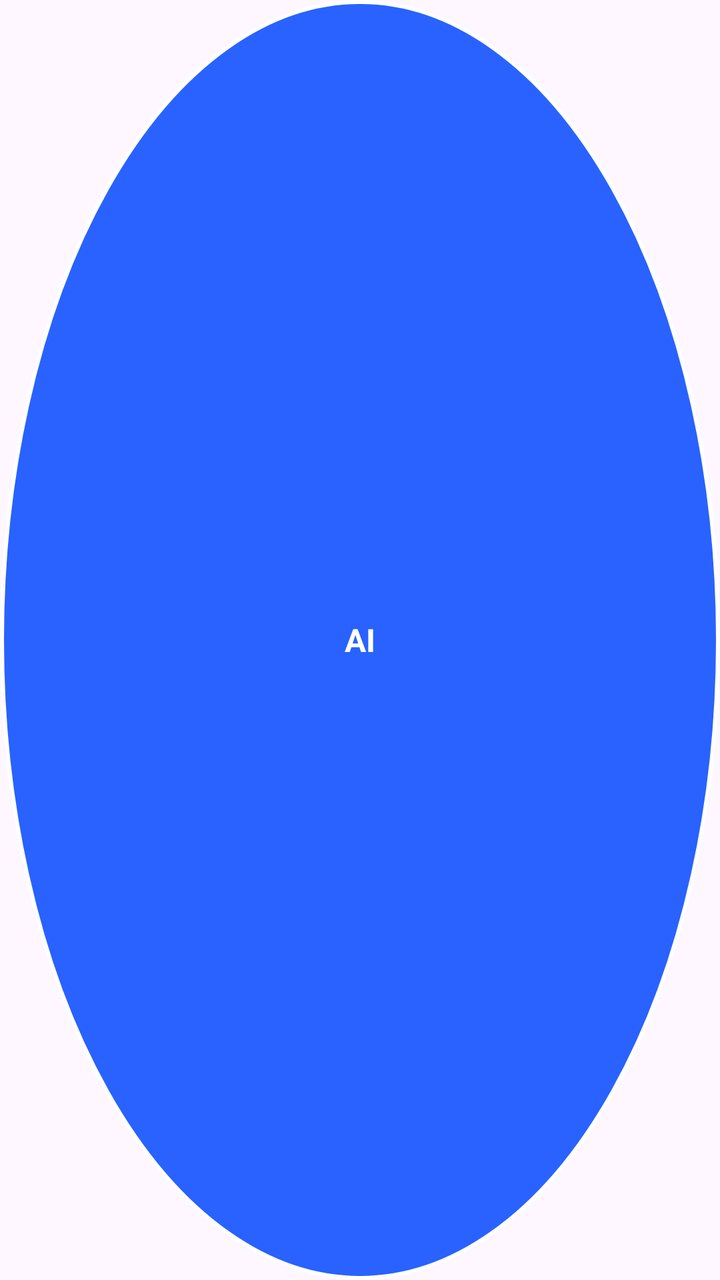
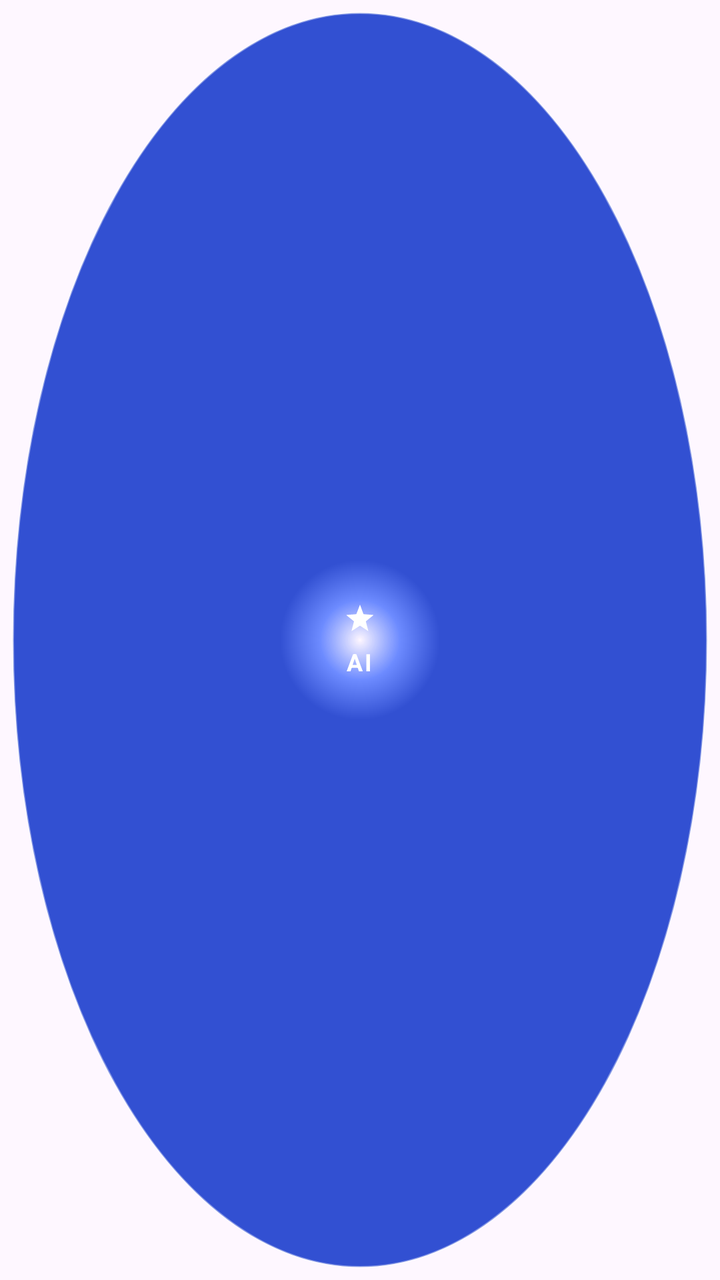

Screens rendered from an Android XML layout before and after an edit, with the pre-edit source and the edit as a unified diff.
<!-- AndroidManifest.xml: application theme Theme.AIAPP -->
<!-- res/layout/view_floating_bubble.xml -->
<?xml version="1.0" encoding="utf-8"?>
<FrameLayout xmlns:android="http://schemas.android.com/apk/res/android"
    android:layout_width="56dp"
    android:layout_height="56dp"
    android:background="@drawable/bg_floating_bubble"
    android:padding="8dp">

    <TextView
        android:id="@+id/text_label"
        android:layout_width="match_parent"
        android:layout_height="match_parent"
        android:gravity="center"
        android:text="AI"
        android:textColor="@android:color/white"
        android:textSize="16sp"
        android:textStyle="bold" />

</FrameLayout>
<!-- resources referenced by this layout -->
<resources>
  <!-- drawable bg_floating_bubble (drawable) -->
  <?xml version="1.0" encoding="utf-8"?>
  <shape xmlns:android="http://schemas.android.com/apk/res/android"
      android:shape="oval">
      <size
          android:width="56dp"
          android:height="56dp" />
      <solid android:color="#2962FF" />
      <stroke
          android:width="2dp"
          android:color="#FFFFFFFF" />
  </shape>
  <style name="Theme.AIAPP" parent="Theme.Material3.Light.NoActionBar">
          <item name="colorPrimary">@color/purple_500</item>
          <item name="colorSecondary">@color/teal_700</item>
          <item name="android:statusBarColor">@color/purple_700</item>
      </style>
  <color name="purple_500">#FF6200EE</color>
  <color name="teal_700">#FF018786</color>
  <color name="purple_700">#FF3700B3</color>
</resources>

<!-- the commit's change to res/layout/view_floating_bubble.xml (unified diff, before → after) -->
@@ -1,18 +1,44 @@
 <?xml version="1.0" encoding="utf-8"?>
 <FrameLayout xmlns:android="http://schemas.android.com/apk/res/android"
-    android:layout_width="56dp"
-    android:layout_height="56dp"
-    android:background="@drawable/bg_floating_bubble"
-    android:padding="8dp">
+    xmlns:app="http://schemas.android.com/apk/res-auto"
+    android:layout_width="68dp"
+    android:layout_height="68dp"
+    android:padding="6dp">
 
-    <TextView
-        android:id="@+id/text_label"
+    <ImageView
+        android:id="@+id/view_glow"
         android:layout_width="match_parent"
         android:layout_height="match_parent"
+        android:alpha="0.7"
+        android:src="@drawable/bubble_glow"
+        android:scaleType="fitXY" />
+
+    <LinearLayout
+        android:layout_width="match_parent"
+        android:layout_height="match_parent"
+        android:background="@drawable/bg_floating_bubble"
         android:gravity="center"
-        android:text="AI"
-        android:textColor="@android:color/white"
-        android:textSize="16sp"
-        android:textStyle="bold" />
+        android:orientation="vertical"
+        android:padding="10dp">
+
+        <ImageView
+            android:id="@+id/image_icon"
+            android:layout_width="20dp"
+            android:layout_height="20dp"
+            android:layout_marginBottom="2dp"
+            android:src="@drawable/ic_bubble_star"
+            app:tint="@android:color/white" />
+
+        <TextView
+            android:id="@+id/text_label"
+            android:layout_width="wrap_content"
+            android:layout_height="wrap_content"
+            android:letterSpacing="0.08"
+            android:text="AI"
+            android:textColor="@android:color/white"
+            android:textSize="12sp"
+            android:textStyle="bold" />
+
+    </LinearLayout>
 
 </FrameLayout>
<!-- resource entries referenced after the edit -->
@@ -7,11 +7,42 @@
       <size
           android:width="56dp"
           android:height="56dp" />
-      <solid android:color="#2962FF" />
+      <gradient
+          android:centerColor="#FF6D8BFF"
+          android:endColor="#FF3250D2"
+          android:gradientRadius="40dp"
+          android:type="radial"
+          android:useLevel="false" />
       <stroke
-          android:width="2dp"
-          android:color="#FFFFFFFF" />
+          android:width="1dp"
+          android:color="#66FFFFFF" />
+      <padding
+          android:bottom="2dp"
+          android:left="2dp"
+          android:right="2dp"
+          android:top="2dp" />
   </shape>
+  <!-- drawable bubble_glow (drawable) -->
+  <?xml version="1.0" encoding="utf-8"?>
+  <shape xmlns:android="http://schemas.android.com/apk/res/android"
+      android:shape="oval">
+      <gradient
+          android:centerColor="#33A3B6FF"
+          android:endColor="#00121C44"
+          android:gradientRadius="50dp"
+          android:type="radial" />
+  </shape>
+  <!-- drawable ic_bubble_star (drawable) -->
+  <?xml version="1.0" encoding="utf-8"?>
+  <vector xmlns:android="http://schemas.android.com/apk/res/android"
+      android:width="24dp"
+      android:height="24dp"
+      android:viewportWidth="24"
+      android:viewportHeight="24">
+      <path
+          android:fillColor="#FFFFFFFF"
+          android:pathData="M12,2l2.1,5.7 6.1,0.5 -4.7,3.8 1.5,5.9L12,14.6 6.9,17.9l1.5,-5.9 -4.7,-3.8 6.1,-0.5z" />
+  </vector>
   <style name="Theme.AIAPP" parent="Theme.Material3.Light.NoActionBar">
           <item name="colorPrimary">@color/purple_500</item>
           <item name="colorSecondary">@color/teal_700</item>
